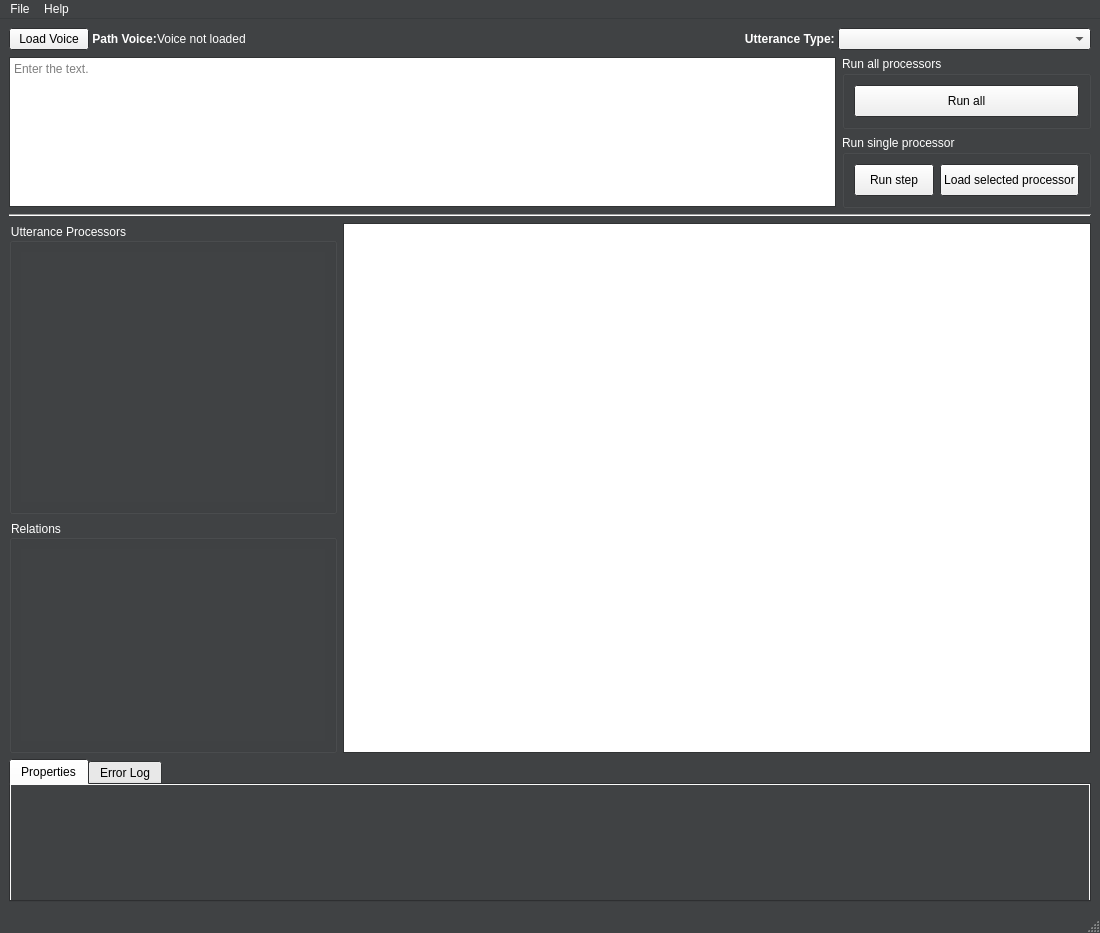
Old version of the form DeSpeect/Qt/src/view.ui in the repository graphiteSWE/DeSpeect.
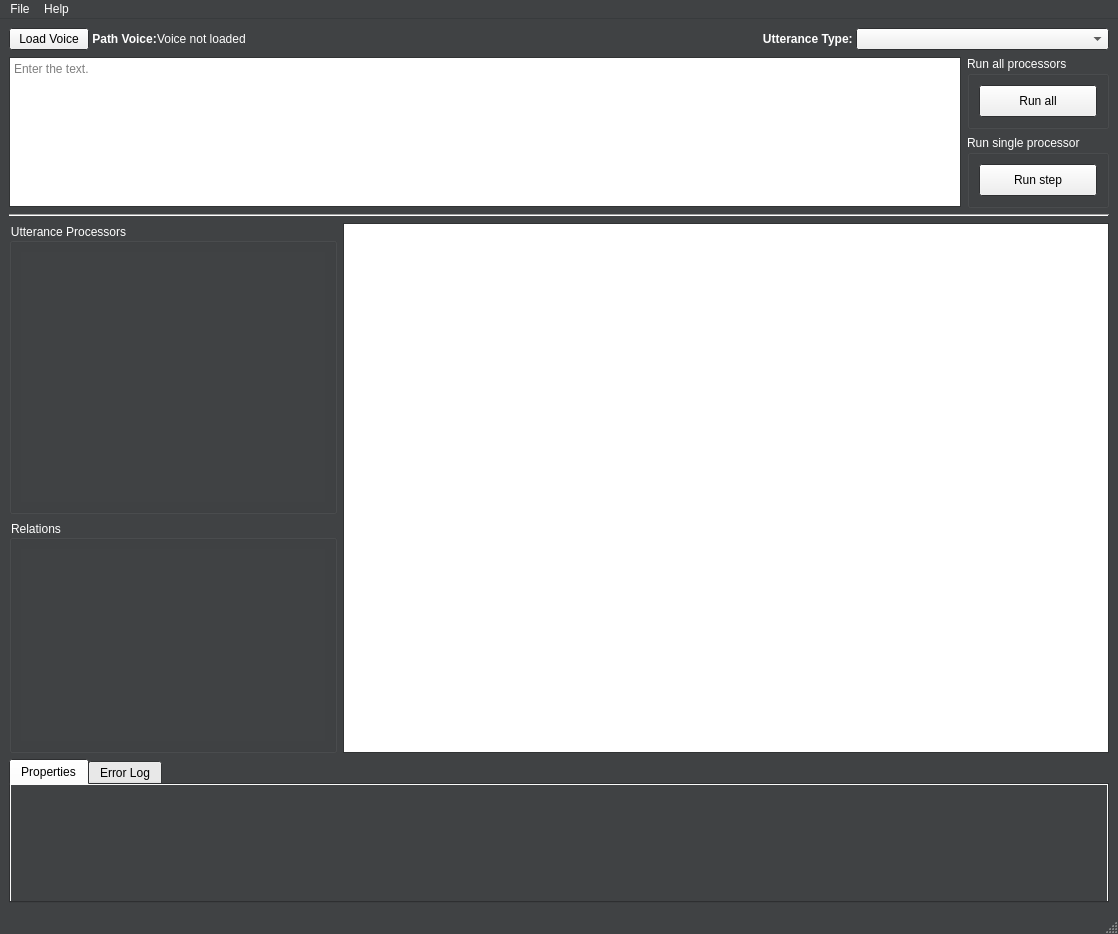
New version of the form. Icons and pictures are not drawn.

Diff of the .ui file:
```diff
--- a/DeSpeect/Qt/src/view.ui
+++ b/DeSpeect/Qt/src/view.ui
@@ -6,8 +6,8 @@
    <rect>
     <x>0</x>
     <y>0</y>
-    <width>1100</width>
-    <height>933</height>
+    <width>1118</width>
+    <height>934</height>
    </rect>
   </property>
   <property name="palette">
@@ -376,8 +376,8 @@
            <string>&lt;!DOCTYPE HTML PUBLIC &quot;-//W3C//DTD HTML 4.0//EN&quot; &quot;http://www.w3.org/TR/REC-html40/strict.dtd&quot;&gt;
 &lt;html&gt;&lt;head&gt;&lt;meta name=&quot;qrichtext&quot; content=&quot;1&quot; /&gt;&lt;style type=&quot;text/css&quot;&gt;
 p, li { white-space: pre-wrap; }
-&lt;/style&gt;&lt;/head&gt;&lt;body style=&quot; font-family:'Sans Serif'; font-size:9pt; font-weight:400; font-style:normal;&quot;&gt;
-&lt;p style=&quot;-qt-paragraph-type:empty; margin-top:0px; margin-bottom:0px; margin-left:0px; margin-right:0px; -qt-block-indent:0; text-indent:0px;&quot;&gt;&lt;br /&gt;&lt;/p&gt;&lt;/body&gt;&lt;/html&gt;</string>
+&lt;/style&gt;&lt;/head&gt;&lt;body style=&quot; font-family:'Ubuntu'; font-size:11pt; font-weight:400; font-style:normal;&quot;&gt;
+&lt;p style=&quot;-qt-paragraph-type:empty; margin-top:0px; margin-bottom:0px; margin-left:0px; margin-right:0px; -qt-block-indent:0; text-indent:0px; font-family:'Sans Serif'; font-size:9pt;&quot;&gt;&lt;br /&gt;&lt;/p&gt;&lt;/body&gt;&lt;/html&gt;</string>
           </property>
           <property name="placeholderText">
            <string>Enter the text.</string>
@@ -510,25 +510,6 @@
                </property>
               </widget>
              </item>
-             <item>
-              <widget class="QPushButton" name="LoadProcessor">
-               <property name="minimumSize">
-                <size>
-                 <width>0</width>
-                 <height>32</height>
-                </size>
-               </property>
-               <property name="text">
-                <string>Load selected processor</string>
-               </property>
-               <property name="iconSize">
-                <size>
-                 <width>23</width>
-                 <height>23</height>
-                </size>
-               </property>
-              </widget>
-             </item>
             </layout>
            </widget>
           </item>
@@ -1203,8 +1184,8 @@
     <rect>
      <x>0</x>
      <y>0</y>
-     <width>1100</width>
-     <height>19</height>
+     <width>1118</width>
+     <height>22</height>
     </rect>
    </property>
    <property name="palette">
```
